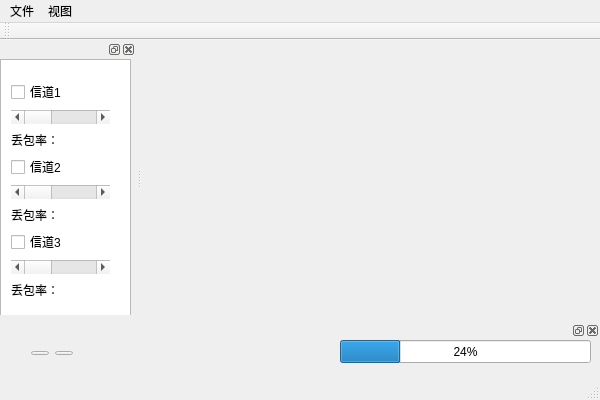
Qt form Channel_sim/Channel_sim.ui (Marc0H4/Channel_sim) before a commit.
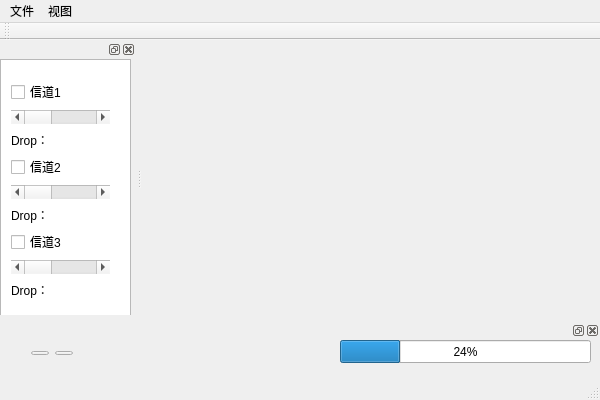
The same form after that commit. Icons and pictures are not drawn.

The edit to the form file:
```diff
--- a/Channel_sim/Channel_sim.ui
+++ b/Channel_sim/Channel_sim.ui
@@ -125,7 +125,7 @@
       <item>
        <widget class="QLabel" name="lostrate_label1">
         <property name="text">
-         <string>丢包率：</string>
+         <string>Drop：</string>
         </property>
        </widget>
       </item>
@@ -146,7 +146,7 @@
       <item>
        <widget class="QLabel" name="lostrate_label2">
         <property name="text">
-         <string>丢包率：</string>
+         <string>Drop：</string>
         </property>
        </widget>
       </item>
@@ -166,8 +166,11 @@
       </item>
       <item>
        <widget class="QLabel" name="lostrate_label3">
+        <property name="midLineWidth">
+         <number>-1</number>
+        </property>
         <property name="text">
-         <string>丢包率：</string>
+         <string>Drop：</string>
         </property>
        </widget>
       </item>
```
